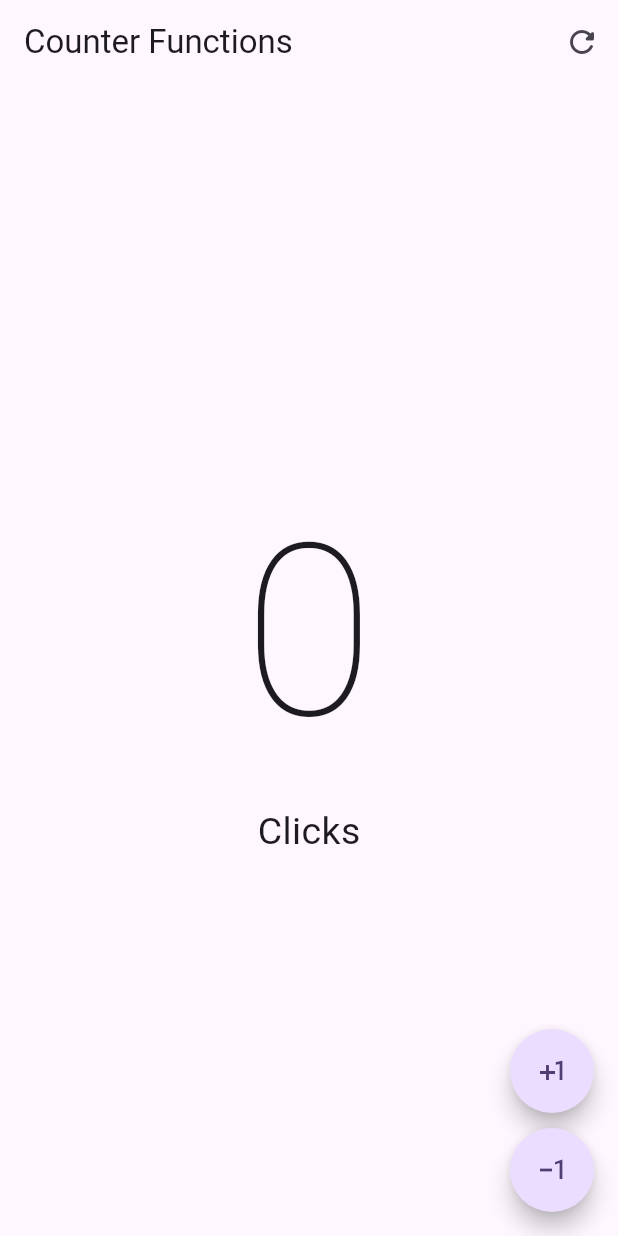
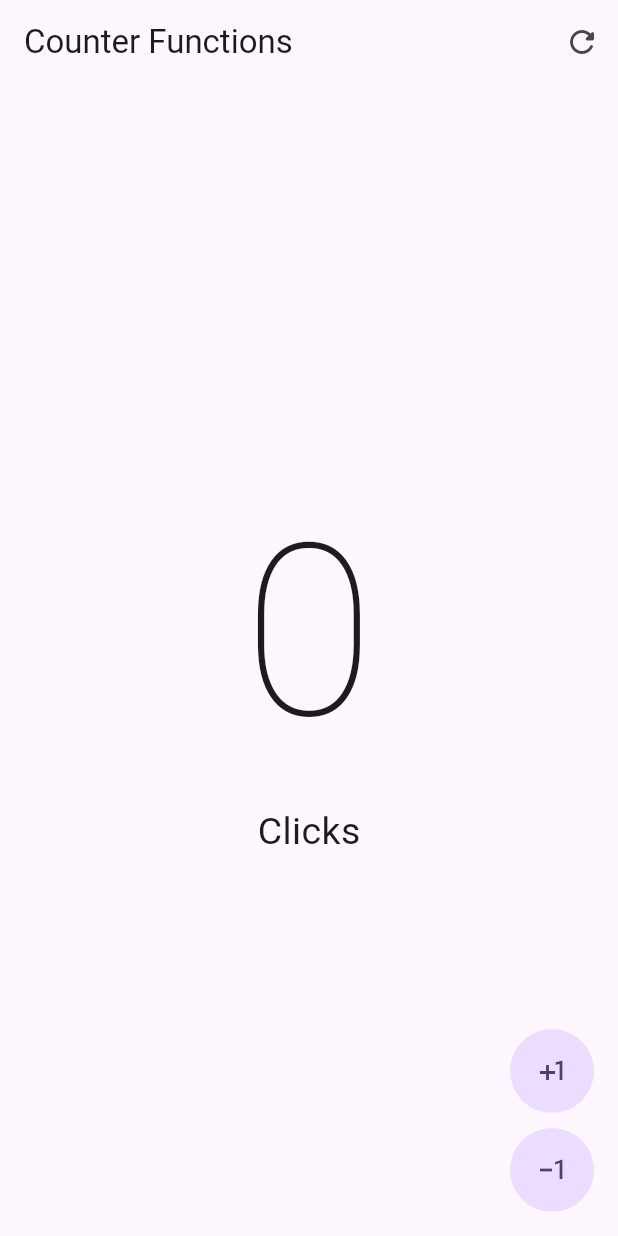
Before and after one commit to alextina/flutter_counter_app, a Flutter app: the screen it shows after launch, on a phone screen of 412 x 824 dp. Run offline on Flutter 3.47's test engine with Material 3 defaults, Android fonts, the phone set to English and light mode, and no system bars.

Commit message:
[feat] Custom widgets

```diff
--- a/lib/presentation/screens/counter/counter_functions_screen.dart
+++ b/lib/presentation/screens/counter/counter_functions_screen.dart
@@ -1,4 +1,5 @@
 import 'package:flutter/material.dart';
+import 'package:hello_world_app/presentation/widgets/custom_button.dart';
 
 class CounterFunctionsScreen extends StatefulWidget {
   const CounterFunctionsScreen({super.key});
@@ -43,25 +44,26 @@ class _CounterFunctionsScreenState extends State<CounterFunctionsScreen> {
         floatingActionButton: Column(
           mainAxisAlignment: MainAxisAlignment.end,
           children: [
-            FloatingActionButton(
-                shape: StadiumBorder(),
+            CustomButton(
+              icon: Icons.plus_one,
               onPressed: () {
                 setState(() {
                   clickCounter++;
                 });
               },
-                child: Icon(Icons.plus_one)),
+            ),
             SizedBox(
               height: 10,
             ),
-            FloatingActionButton(
-                shape: StadiumBorder(),
+            CustomButton(
+              icon: Icons.exposure_minus_1,
               onPressed: () {
+                if (clickCounter == 0) return;
                 setState(() {
                   clickCounter--;
                 });
               },
-                child: Icon(Icons.exposure_minus_1_outlined))
+            )
           ],
         ));
   }
--- /dev/null
+++ b/lib/presentation/widgets/custom_button.dart
@@ -0,0 +1,22 @@
+import 'package:flutter/material.dart';
+
+class CustomButton extends StatelessWidget {
+  final IconData icon;
+  final VoidCallback? onPressed;
+
+  const CustomButton({
+    super.key,
+    required this.icon,
+    this.onPressed,
+  });
+
+  @override
+  Widget build(BuildContext context) {
+    return FloatingActionButton(
+        shape: StadiumBorder(),
+        enableFeedback: true,
+        elevation: 0,
+        onPressed: onPressed,
+        child: Icon(icon));
+  }
+}
```
Lines whose indentation alone changed are shown as unchanged.
